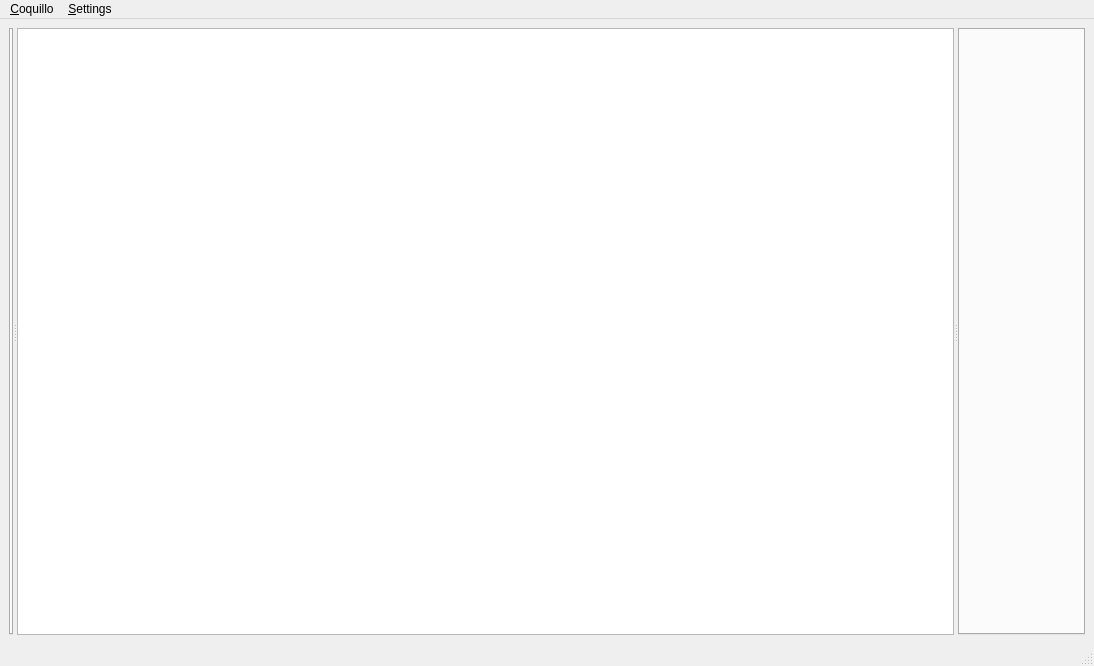
Old version of the form ui/mainwindow.ui in the repository sjuvonen/coquillo.
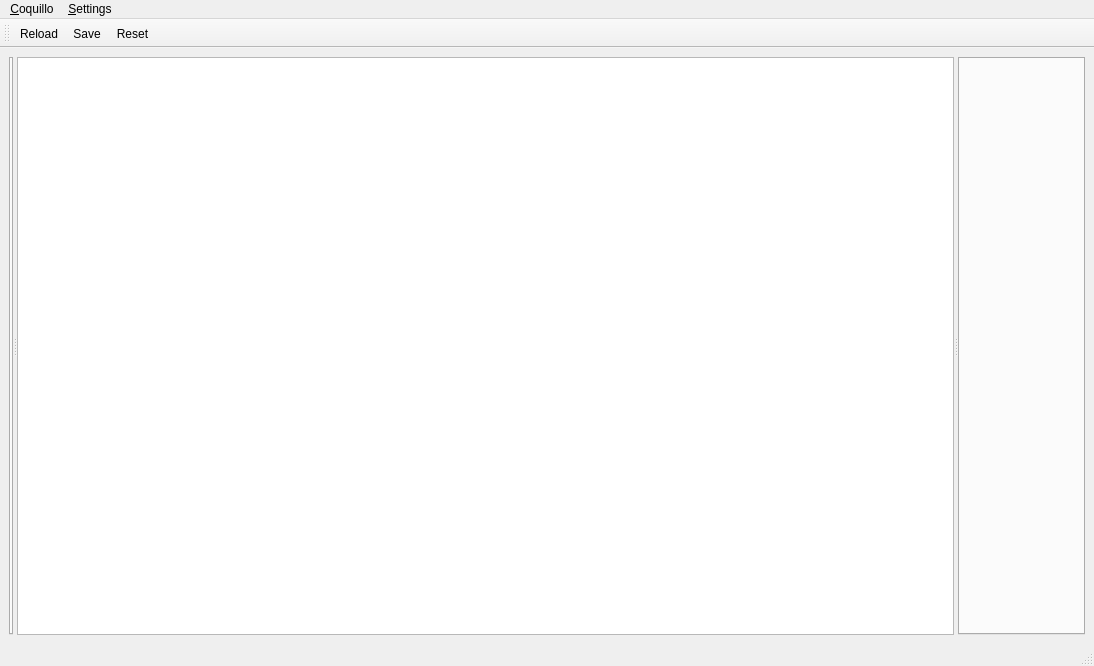
New version of the form. Icons and pictures are not drawn. Custom widgets are drawn as their Qt base class.

Diff of the .ui file:
```diff
--- a/ui/mainwindow.ui
+++ b/ui/mainwindow.ui
@@ -21,6 +21,12 @@
        <enum>Qt::Horizontal</enum>
       </property>
       <widget class="QTabWidget" name="toolBox">
+       <property name="sizePolicy">
+        <sizepolicy hsizetype="Preferred" vsizetype="Expanding">
+         <horstretch>0</horstretch>
+         <verstretch>0</verstretch>
+        </sizepolicy>
+       </property>
        <property name="tabPosition">
         <enum>QTabWidget::West</enum>
        </property>
@@ -96,6 +102,20 @@
    <addaction name="menu_Settings"/>
   </widget>
   <widget class="QStatusBar" name="statusbar"/>
+  <widget class="QToolBar" name="toolBar">
+   <property name="windowTitle">
+    <string>toolBar</string>
+   </property>
+   <attribute name="toolBarArea">
+    <enum>TopToolBarArea</enum>
+   </attribute>
+   <attribute name="toolBarBreak">
+    <bool>false</bool>
+   </attribute>
+   <addaction name="actionReload"/>
+   <addaction name="actionSave"/>
+   <addaction name="actionDiscard"/>
+  </widget>
   <action name="actionQuit">
    <property name="text">
     <string>&amp;Quit</string>
@@ -128,6 +148,45 @@
     <string>&amp;Statusbar</string>
    </property>
   </action>
+  <action name="actionSave">
+   <property name="icon">
+    <iconset theme="document-save"/>
+   </property>
+   <property name="text">
+    <string>Save</string>
+   </property>
+   <property name="toolTip">
+    <string>Write changes into the files</string>
+   </property>
+   <property name="shortcut">
+    <string>Ctrl+S</string>
+   </property>
+  </action>
+  <action name="actionDiscard">
+   <property name="icon">
+    <iconset theme="edit-clear-all"/>
+   </property>
+   <property name="text">
+    <string>Reset</string>
+   </property>
+   <property name="toolTip">
+    <string>Discard all changes</string>
+   </property>
+  </action>
+  <action name="actionReload">
+   <property name="icon">
+    <iconset theme="view-refresh"/>
+   </property>
+   <property name="text">
+    <string>Reload</string>
+   </property>
+   <property name="toolTip">
+    <string>Scan directories again</string>
+   </property>
+   <property name="shortcut">
+    <string>Ctrl+R</string>
+   </property>
+  </action>
  </widget>
  <customwidgets>
   <customwidget>
```
Left out of the diff: 6 changed lines with no effect on the pictures.
